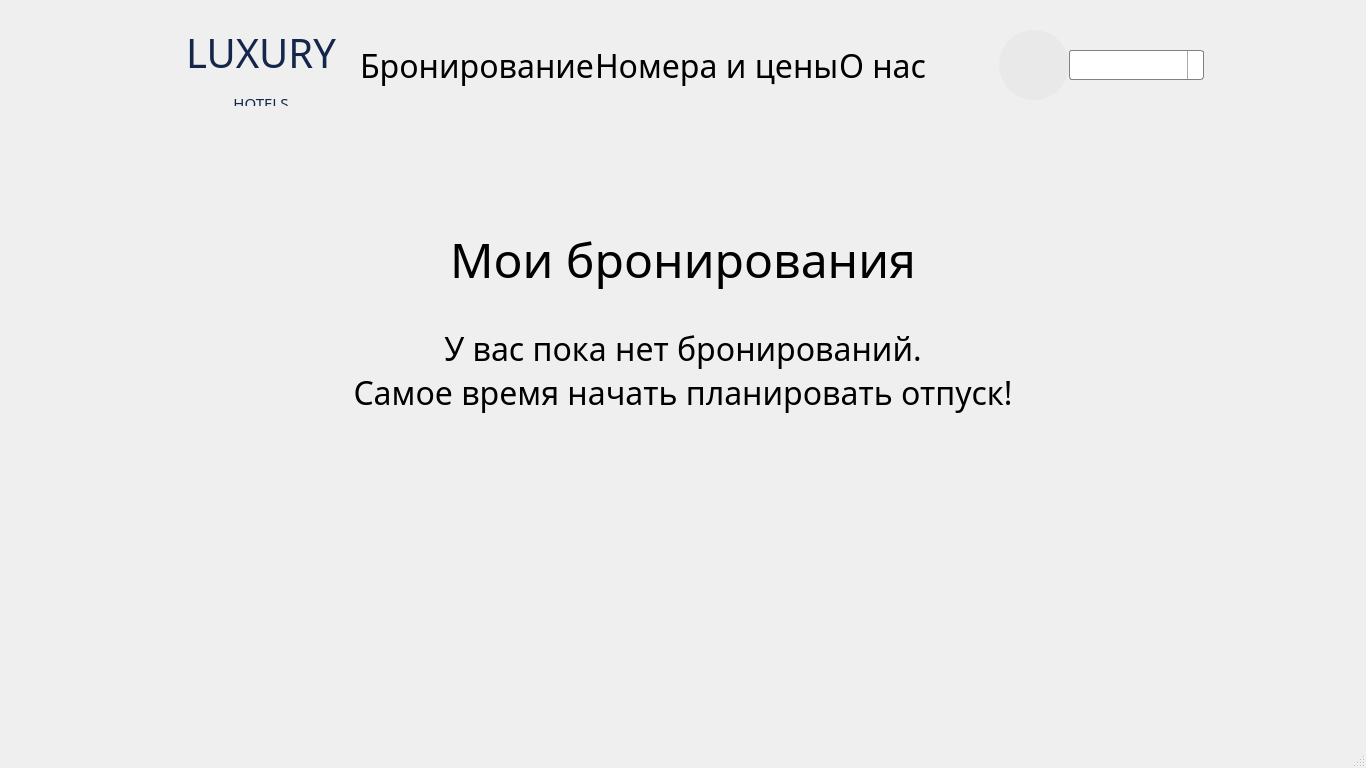
Before: the Qt Designer form src/homepage.ui in Ruha24/HotelQt, drawn with Qt 5.
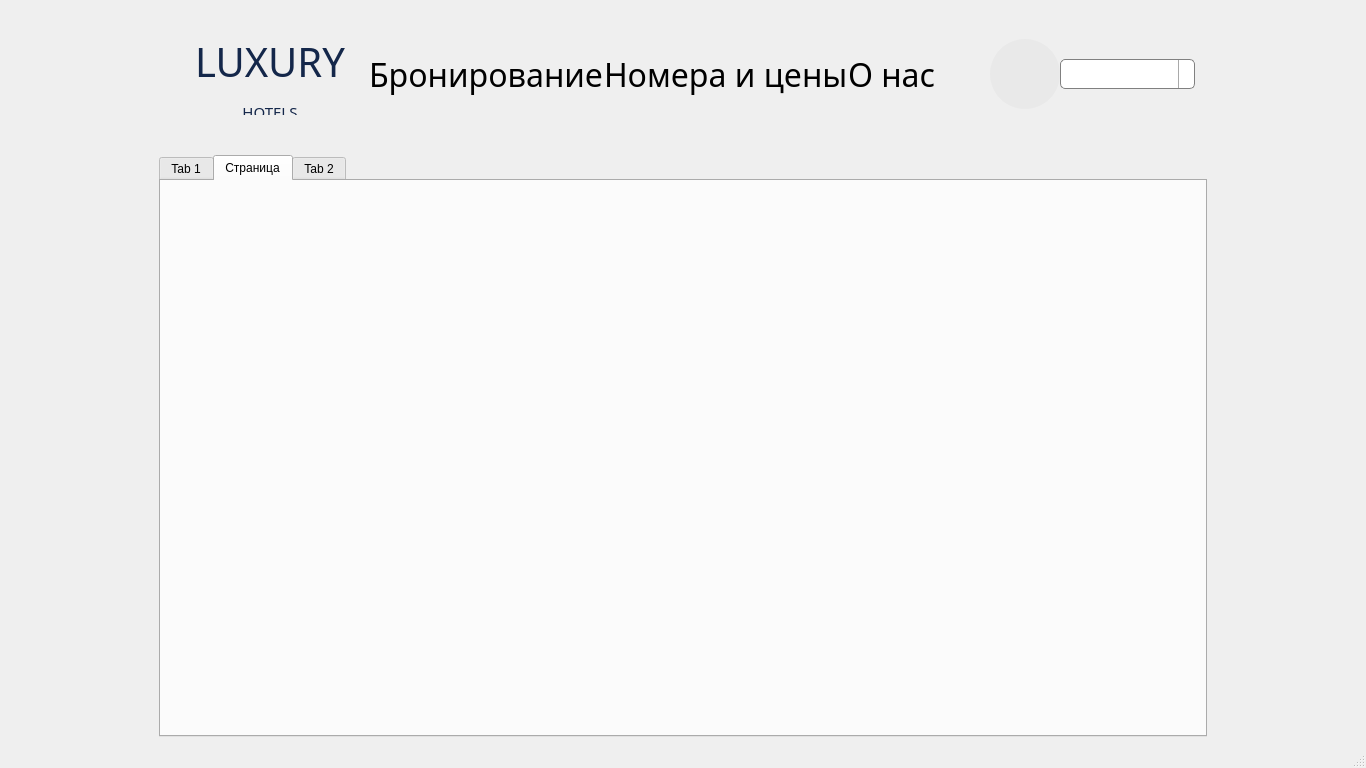
After: the same form once the commit is applied. The open tabs and pages were chosen to show the change. Icons and pictures are not drawn.

Commit message: Added admin page, the workpiece is made for user control

What changed in the file:
```diff
--- a/src/homepage.ui
+++ b/src/homepage.ui
@@ -27,25 +27,10 @@
   </property>
   <widget class="QWidget" name="centralwidget">
    <layout class="QGridLayout" name="gridLayout">
-    <property name="leftMargin">
-     <number>0</number>
-    </property>
-    <property name="topMargin">
-     <number>0</number>
-    </property>
-    <property name="rightMargin">
-     <number>0</number>
-    </property>
-    <property name="bottomMargin">
-     <number>0</number>
-    </property>
-    <property name="spacing">
-     <number>0</number>
-    </property>
     <item row="0" column="0">
      <widget class="QStackedWidget" name="stackedWidget">
       <property name="currentIndex">
-       <number>1</number>
+       <number>5</number>
       </property>
       <widget class="QWidget" name="page">
        <layout class="QGridLayout" name="gridLayout_4">
@@ -750,8 +735,8 @@
             <rect>
              <x>0</x>
              <y>0</y>
-             <width>1366</width>
-             <height>746</height>
+             <width>1333</width>
+             <height>410</height>
             </rect>
            </property>
            <layout class="QGridLayout" name="gridLayout_11">
@@ -2872,6 +2857,372 @@
         </item>
        </layout>
       </widget>
+      <widget class="QWidget" name="page_6">
+       <property name="styleSheet">
+        <string notr="true">QScrollArea
+{
+	border: none;
+}</string>
+       </property>
+       <layout class="QGridLayout" name="gridLayout_13">
+        <property name="leftMargin">
+         <number>0</number>
+        </property>
+        <property name="topMargin">
+         <number>0</number>
+        </property>
+        <property name="rightMargin">
+         <number>0</number>
+        </property>
+        <property name="bottomMargin">
+         <number>0</number>
+        </property>
+        <property name="spacing">
+         <number>0</number>
+        </property>
+        <item row="0" column="0">
+         <widget class="QScrollArea" name="scrollArea_6">
+          <property name="widgetResizable">
+           <bool>true</bool>
+          </property>
+          <widget class="QWidget" name="scrollAreaWidgetContents_6">
+           <property name="geometry">
+            <rect>
+             <x>0</x>
+             <y>0</y>
+             <width>1348</width>
+             <height>728</height>
+            </rect>
+           </property>
+           <layout class="QVBoxLayout" name="verticalLayout_18">
+            <property name="spacing">
+             <number>0</number>
+            </property>
+            <property name="leftMargin">
+             <number>0</number>
+            </property>
+            <property name="topMargin">
+             <number>0</number>
+            </property>
+            <property name="rightMargin">
+             <number>0</number>
+            </property>
+            <property name="bottomMargin">
+             <number>0</number>
+            </property>
+            <item>
+             <layout class="QHBoxLayout" name="TitleLayout_5">
+              <property name="spacing">
+               <number>0</number>
+              </property>
+              <property name="leftMargin">
+               <number>162</number>
+              </property>
+              <property name="topMargin">
+               <number>25</number>
+              </property>
+              <property name="rightMargin">
+               <number>162</number>
+              </property>
+              <property name="bottomMargin">
+               <number>0</number>
+              </property>
+              <item>
+               <widget class="QLabel" name="Title_4">
+                <property name="minimumSize">
+                 <size>
+                  <width>198</width>
+                  <height>81</height>
+                 </size>
+                </property>
+                <property name="maximumSize">
+                 <size>
+                  <width>198</width>
+                  <height>81</height>
+                 </size>
+                </property>
+                <property name="font">
+                 <font>
+                  <family>Montserrat</family>
+                  <pointsize>40</pointsize>
+                 </font>
+                </property>
+                <property name="layoutDirection">
+                 <enum>Qt::LeftToRight</enum>
+                </property>
+                <property name="styleSheet">
+                 <string notr="true">QLabel
+{
+	color: rgb(20, 39, 74);
+}</string>
+                </property>
+                <property name="text">
+                 <string>&lt;html&gt;&lt;head/&gt;&lt;body&gt;&lt;p align=&quot;center&quot;&gt;&lt;a href=&quot;#main&quot;&gt;&lt;span style=&quot; font-size:40px; color:#14274a; text-decoration: none&quot;&gt;LUXURY&lt;/span&gt;&lt;/a&gt;&lt;/p&gt;&lt;p align=&quot;center&quot;&gt;&lt;a href=&quot;#main&quot;&gt;&lt;span style=&quot; font-size:15px; color:#14274a; text-decoration: none&quot;&gt;HOTELS&lt;/span&gt;&lt;/a&gt;&lt;/p&gt;&lt;/body&gt;&lt;/html&gt;</string>
+                </property>
+                <property name="textFormat">
+                 <enum>Qt::RichText</enum>
+                </property>
+                <property name="alignment">
+                 <set>Qt::AlignRight</set>
+                </property>
+               </widget>
+              </item>
+              <item>
+               <spacer name="horizontalSpacer_26">
+                <property name="orientation">
+                 <enum>Qt::Horizontal</enum>
+                </property>
+                <property name="sizeHint" stdset="0">
+                 <size>
+                  <width>242</width>
+                  <height>20</height>
+                 </size>
+                </property>
+               </spacer>
+              </item>
+              <item>
+               <widget class="QLabel" name="bronlbl_4">
+                <property name="font">
+                 <font>
+                  <family>Montserrat</family>
+                  <pointsize>24</pointsize>
+                 </font>
+                </property>
+                <property name="text">
+                 <string>&lt;html&gt;&lt;head/&gt;&lt;body&gt;&lt;p&gt;&lt;a href=&quot;#bron&quot;&gt;&lt;span style=&quot; color:#000000; text-decoration:none;&quot;&gt;Бронирование&lt;/span&gt;&lt;/a&gt;&lt;/p&gt;&lt;/body&gt;&lt;/html&gt;</string>
+                </property>
+                <property name="textFormat">
+                 <enum>Qt::AutoText</enum>
+                </property>
+               </widget>
+              </item>
+              <item>
+               <spacer name="horizontalSpacer_27">
+                <property name="orientation">
+                 <enum>Qt::Horizontal</enum>
+                </property>
+                <property name="sizeHint" stdset="0">
+                 <size>
+                  <width>92</width>
+                  <height>20</height>
+                 </size>
+                </property>
+               </spacer>
+              </item>
+              <item>
+               <widget class="QLabel" name="placelbl_4">
+                <property name="font">
+                 <font>
+                  <family>Montserrat</family>
+                  <pointsize>24</pointsize>
+                 </font>
+                </property>
+                <property name="text">
+                 <string>&lt;html&gt;&lt;head/&gt;&lt;body&gt;&lt;p&gt;&lt;a href=&quot;#place&quot;&gt;&lt;span style=&quot; color:#000000; text-decoration:none;&quot;&gt;Номера и цены&lt;/span&gt;&lt;/a&gt;&lt;/p&gt;&lt;/body&gt;&lt;/html&gt;</string>
+                </property>
+               </widget>
+              </item>
+              <item>
+               <spacer name="horizontalSpacer_29">
+                <property name="orientation">
+                 <enum>Qt::Horizontal</enum>
+                </property>
+                <property name="sizeHint" stdset="0">
+                 <size>
+                  <width>92</width>
+                  <height>20</height>
+                 </size>
+                </property>
+               </spacer>
+              </item>
+              <item>
+               <widget class="QLabel" name="aboutlbl_4">
+                <property name="font">
+                 <font>
+                  <family>Montserrat</family>
+                  <pointsize>24</pointsize>
+                 </font>
+                </property>
+                <property name="text">
+                 <string>&lt;html&gt;&lt;head/&gt;&lt;body&gt;&lt;p&gt;&lt;a href=&quot;#about&quot;&gt;&lt;span style=&quot; color:#000000; text-decoration:none;&quot;&gt;О нас&lt;/span&gt;&lt;/a&gt;&lt;/p&gt;&lt;/body&gt;&lt;/html&gt;</string>
+                </property>
+               </widget>
+              </item>
+              <item>
+               <spacer name="horizontalSpacer_30">
+                <property name="orientation">
+                 <enum>Qt::Horizontal</enum>
+                </property>
+                <property name="sizeHint" stdset="0">
+                 <size>
+                  <width>331</width>
+                  <height>20</height>
+                 </size>
+                </property>
+               </spacer>
+              </item>
+              <item>
+               <widget class="QPushButton" name="Profile_4">
+                <property name="minimumSize">
+                 <size>
+                  <width>70</width>
+                  <height>70</height>
+                 </size>
+                </property>
+                <property name="maximumSize">
+                 <size>
+                  <width>70</width>
+                  <height>70</height>
+                 </size>
+                </property>
+                <property name="styleSheet">
+                 <string notr="true">QPushButton
+{
+ 	border-radius: 35px;
+	background-color: #E9E9E9;
+}</string>
+                </property>
+                <property name="text">
+                 <string/>
+                </property>
+                <property name="icon">
+                 <iconset resource="resours/resourses.qrc">
+                  <normaloff>:/image/mainPage/image/mainPage/LkImage.png</normaloff>:/image/mainPage/image/mainPage/LkImage.png</iconset>
+                </property>
+                <property name="checkable">
+                 <bool>false</bool>
+                </property>
+               </widget>
+              </item>
+              <item>
+               <widget class="QComboBox" name="actionUser_5">
+                <property name="minimumSize">
+                 <size>
+                  <width>135</width>
+                  <height>30</height>
+                 </size>
+                </property>
+                <property name="maximumSize">
+                 <size>
+                  <width>180</width>
+                  <height>16777215</height>
+                 </size>
+                </property>
+                <property name="font">
+                 <font>
+                  <pointsize>10</pointsize>
+                 </font>
+                </property>
+                <property name="styleSheet">
+                 <string notr="true">QComboBox {
+    border: 1px solid gray;
+    border-radius: 5px;
+    padding: 1px 18px 1px 3px;
+    min-width: 7em;
+}
+
+QComboBox:editable {
+    background: white;
+}
+
+QComboBox:!editable, QComboBox::drop-down:editable {
+     background: qlineargradient(x1: 0, y1: 0, x2: 0, y2: 1,
+                                 stop: 0 #E1E1E1, stop: 0.4 #DDDDDD,
+                                 stop: 0.5 #D8D8D8, stop: 1.0 #D3D3D3);
+}
+
+QComboBox:!editable:on, QComboBox::drop-down:editable:on {
+    background: qlineargradient(x1: 0, y1: 0, x2: 0, y2: 1,
+                                stop: 0 #D3D3D3, stop: 0.4 #D8D8D8,
+                                stop: 0.5 #DDDDDD, stop: 1.0 #E1E1E1);
+}
+
+QComboBox:on {
+    padding-top: 3px;
+    padding-left: 4px;
+}
+
+QComboBox::drop-down {
+    subcontrol-origin: padding;
+    subcontrol-position: top right;
+    width: 15px;
+
+    border-left-width: 1px;
+    border-left-color: darkgray;
+    border-left-style: solid; 
+    border-top-right-radius: 3px;
+    border-bottom-right-radius: 3px;
+}
+
+QComboBox::down-arrow:on {
+    top: 1px;
+    left: 1px;
+}</string>
+                </property>
+               </widget>
+              </item>
+             </layout>
+            </item>
+            <item>
+             <spacer name="verticalSpacer_13">
+              <property name="orientation">
+               <enum>Qt::Vertical</enum>
+              </property>
+              <property name="sizeType">
+               <enum>QSizePolicy::Fixed</enum>
+              </property>
+              <property name="sizeHint" stdset="0">
+               <size>
+                <width>20</width>
+                <height>40</height>
+               </size>
+              </property>
+             </spacer>
+            </item>
+            <item>
+             <layout class="QVBoxLayout" name="verticalLayout_19">
+              <property name="spacing">
+               <number>0</number>
+              </property>
+              <property name="leftMargin">
+               <number>150</number>
+              </property>
+              <property name="rightMargin">
+               <number>150</number>
+              </property>
+              <item>
+               <widget class="QTabWidget" name="tabWidget">
+                <property name="currentIndex">
+                 <number>2</number>
+                </property>
+                <widget class="QWidget" name="widget">
+                 <attribute name="title">
+                  <string>Tab 1</string>
+                 </attribute>
+                </widget>
+                <widget class="QWidget" name="tab_3">
+                 <property name="enabled">
+                  <bool>true</bool>
+                 </property>
+                 <attribute name="title">
+                  <string>Страница</string>
+                 </attribute>
+                </widget>
+                <widget class="QWidget" name="tab_2">
+                 <attribute name="title">
+                  <string>Tab 2</string>
+                 </attribute>
+                </widget>
+               </widget>
+              </item>
+             </layout>
+            </item>
+           </layout>
+          </widget>
+         </widget>
+        </item>
+       </layout>
+      </widget>
      </widget>
     </item>
    </layout>
```
Left out of the diff: 12 changed lines with no effect on the pictures. The commit also changes 7 other files.
